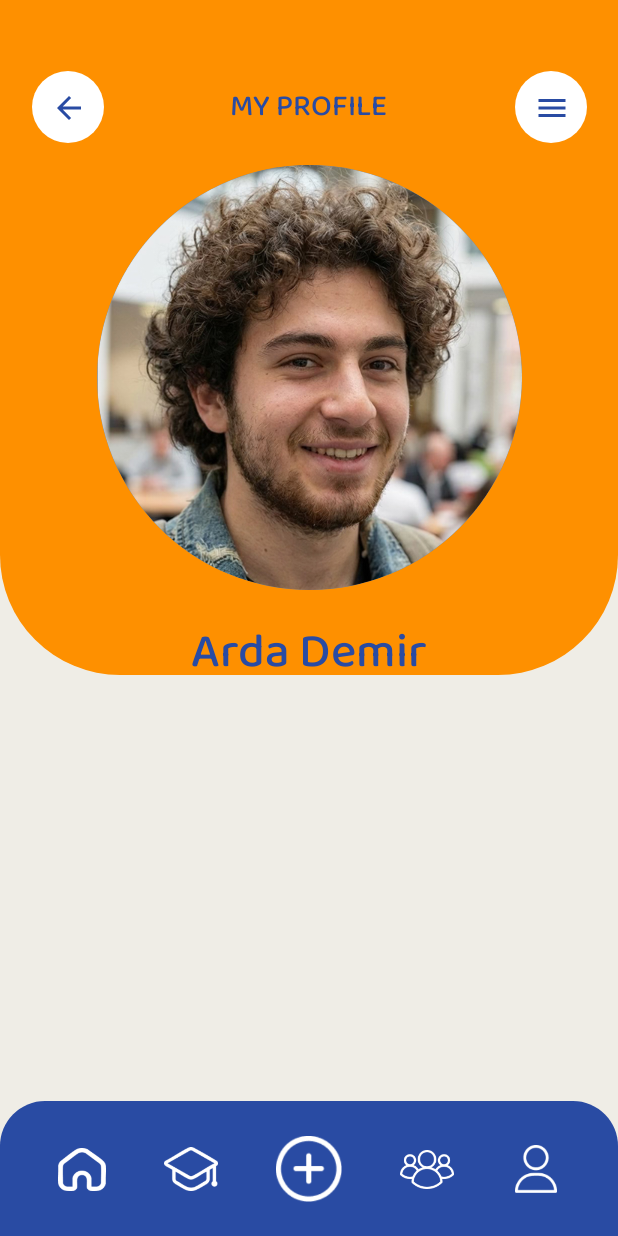
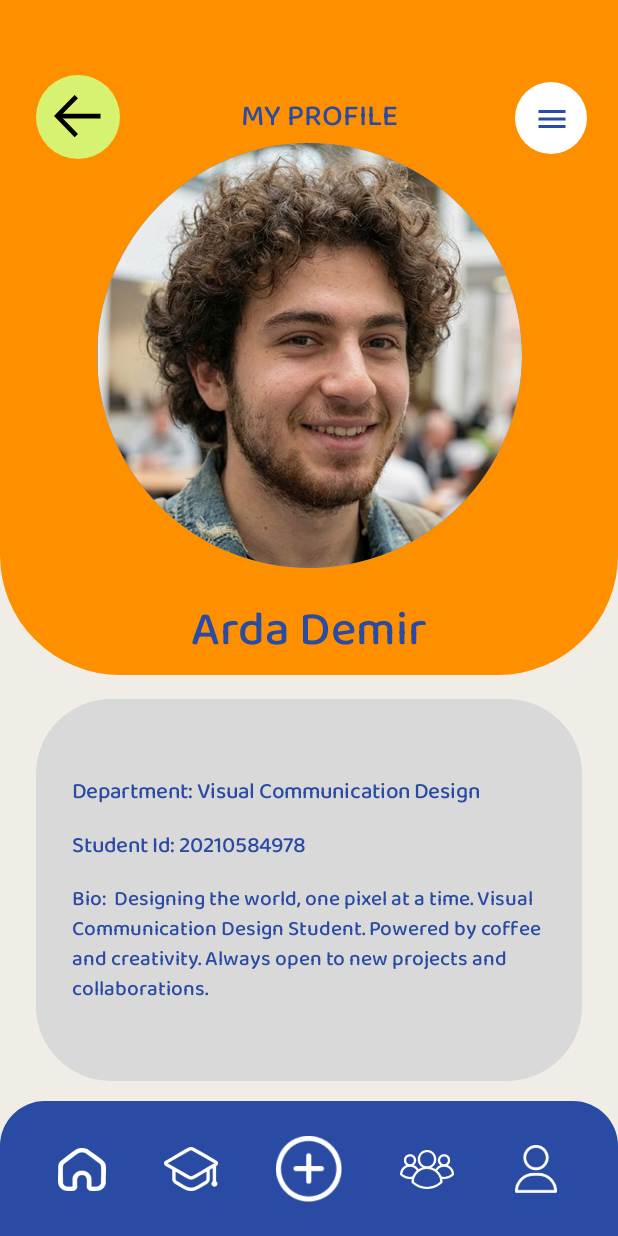
Before and after one commit to rookie238/YUSHARE, an Android app built with Jetpack Compose: the @Preview function ProfileScreenPreview, on a phone screen of 412 x 824 dp. Run offline under Robolectric (Android 15) with nearby library versions, the phone set to English and light mode, and no system bars.

Commit message:
profile screeni baştan yapmaya başladım

```diff
--- a/app/src/main/java/com/example/yushare/ui/screens/ProfileScreen.kt
+++ b/app/src/main/java/com/example/yushare/ui/screens/ProfileScreen.kt
@@ -18,9 +18,12 @@ import androidx.compose.ui.draw.clip
 import androidx.compose.ui.graphics.Color
 import androidx.compose.ui.layout.ContentScale
 import androidx.compose.ui.res.painterResource
+import androidx.compose.ui.text.SpanStyle
+import androidx.compose.ui.text.buildAnnotatedString
 import androidx.compose.ui.text.font.Font
 import androidx.compose.ui.text.font.FontFamily
 import androidx.compose.ui.text.font.FontWeight
+import androidx.compose.ui.text.withStyle
 import androidx.compose.ui.tooling.preview.Preview
 import androidx.compose.ui.unit.dp
 import androidx.compose.ui.unit.sp
@@ -37,8 +40,8 @@ val balooFontProfile = FontFamily(
 val ProfileBgColor = Color(0xFFEFEDE6)
 val ProfileOrange = Color(0xFFFE9000)
 val ProfileBlue = Color(0xFF294BA3)
+val ProfileInfoBg = Color(0xFFD9D9D9)
 
-// --- 2. ANA FONKSİYON (İsmi düzelttim: ProfileScreen) ---
 @Composable
 fun ProfileScreen() {
     Box(
@@ -62,16 +65,20 @@ fun ProfileScreen() {
                 horizontalArrangement = Arrangement.SpaceBetween,
                 verticalAlignment = Alignment.CenterVertically
             ) {
+                // Geri Butonu
                 IconButton(
                     onClick = { /* Geri Git */ },
                     modifier = Modifier
-                        .size(42.dp)
-                        .background(Color.White, CircleShape)
+                        .size(56.dp)
+                        .background(
+                            color = Color(0xFFD7F171),
+                            shape = CircleShape)
+
                 ) {
                     Icon(
-                        imageVector = Icons.AutoMirrored.Filled.ArrowBack,
+                        painter = painterResource(id = R.drawable.ic_back_arrow),
                         contentDescription = "Back",
-                        tint = ProfileBlue
+                        tint = Color.Black
                     )
                 }
 
@@ -105,7 +112,7 @@ fun ProfileScreen() {
                 .align(Alignment.TopCenter),
             horizontalAlignment = Alignment.CenterHorizontally
         ) {
-            Spacer(modifier = Modifier.height(110.dp))
+            Spacer(modifier = Modifier.height(95.dp))
 
             // Avatar
             Box(
@@ -132,6 +139,62 @@ fun ProfileScreen() {
                 fontWeight = FontWeight.ExtraBold,
                 fontFamily = balooFontProfile
             )
+            Spacer(modifier = Modifier.height(20.dp))
+
+            // BİLGİ KARTI
+            Box(
+                modifier = Modifier
+                    .fillMaxWidth()
+                    .padding(horizontal = 24.dp) // Sağdan soldan biraz boşluk
+                    .background(
+                        color = ProfileInfoBg,
+                        shape = RoundedCornerShape(50.dp)
+                    )
+                    .padding(vertical = 50.dp, horizontal = 24.dp)
+            ) {
+                Column(
+                    verticalArrangement = Arrangement.spacedBy(12.dp)
+                ) {
+
+                    // -- Satır 1: Department --
+                    Text(
+                        text = buildAnnotatedString {
+                            withStyle(style = SpanStyle(fontWeight = FontWeight.Bold)) {
+                                append("Department: ")
+                            }
+                            append("Visual Communication Design")
+                        },
+                        color = ProfileBlue,
+                        fontSize = 15.sp,
+                        fontFamily = balooFontProfile
+                    )
+                    // -- Satır 2: Student Id --
+                    Text(
+                        text = buildAnnotatedString {
+                            withStyle(style = SpanStyle(fontWeight = FontWeight.Bold)) {
+                                append("Student Id: ")
+                            }
+                            append("20210584978")
+                        },
+                        color = ProfileBlue,
+                        fontSize = 15.sp,
+                        fontFamily = balooFontProfile
+                    )
+                    // -- Satır 3: Bio --
+                    Text(
+                        text = buildAnnotatedString {
+                            withStyle(style = SpanStyle(fontWeight = FontWeight.Bold)) {
+                                append("Bio: ")
+                            }
+                            append(" Designing the world, one pixel at a time. Visual Communication Design Student. Powered by coffee and creativity. Always open to new projects and collaborations. ")
+                        },
+                        color = ProfileBlue,
+                        fontSize = 14.sp, // Bio biraz daha küçük olabilir
+                        fontFamily = balooFontProfile,
+                        lineHeight = 20.sp
+                    )
+                }
+            }
         }
 
         // --- C) ALT MENÜ (Bottom Bar) ---
--- /dev/null
+++ b/app/src/main/res/drawable/ic_back_arrow.xml
@@ -0,0 +1,16 @@
+<vector xmlns:android="http://schemas.android.com/apk/res/android"
+    android:width="32dp"
+    android:height="29dp"
+    android:viewportWidth="32"
+    android:viewportHeight="29">
+  <path
+      android:pathData="M14.871,27.014C14.871,27.014 3.612,15.519 2.173,14.05C3.612,12.582 14.871,1.086 14.871,1.086"
+      android:strokeWidth="3.10515"
+      android:fillColor="#00000000"
+      android:strokeColor="#000000"/>
+  <path
+      android:pathData="M2.173,14.05H31.029"
+      android:strokeWidth="3.10515"
+      android:fillColor="#00000000"
+      android:strokeColor="#000000"/>
+</vector>
```
